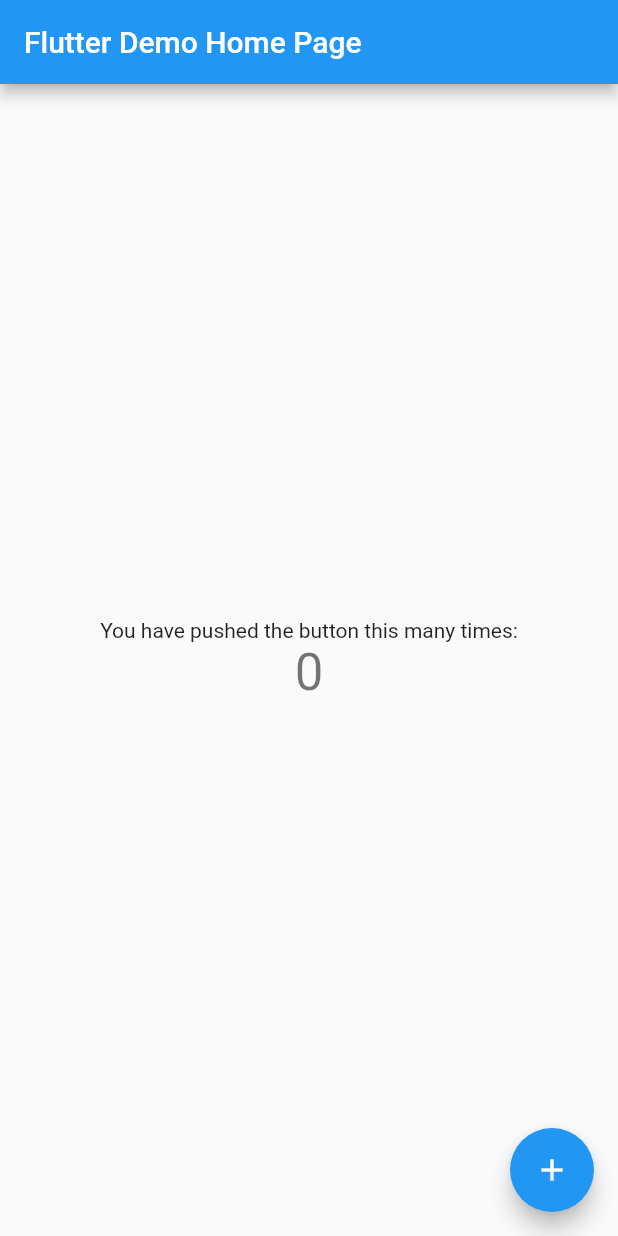
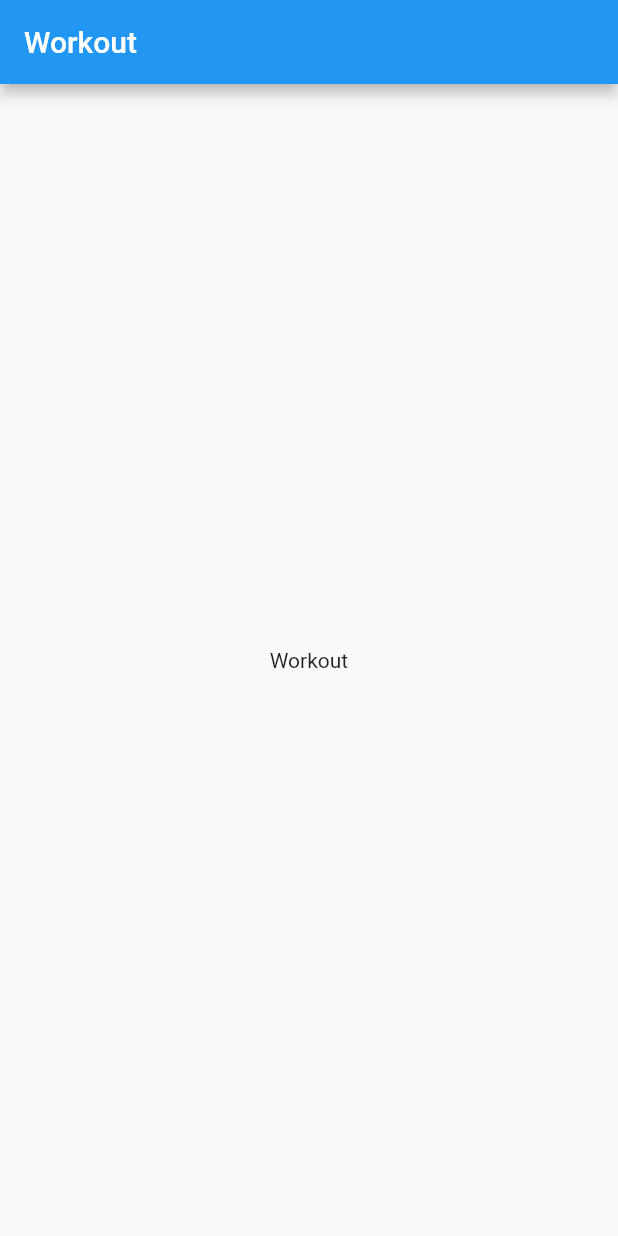
Before and after one commit to sheheryarkhan501/magic_tech_app, a Flutter app: the screen it shows after launch, on a phone screen of 412 x 824 dp. Run offline on Flutter 3.47's test engine with Material 2 defaults, Android fonts, the light colour scheme and no system bars; our stand-ins replace get.

Commit message:
basic structure defined, moving towards next steps

```diff
--- a/lib/main.dart
+++ b/lib/main.dart
@@ -1,4 +1,5 @@
 import 'package:flutter/material.dart';
+import 'package:magic_tech_app/views/screens/workout_screen.dart';
 
 void main() {
   runApp(const MyApp());
@@ -11,105 +12,12 @@
   @override
   Widget build(BuildContext context) {
     return MaterialApp(
-      title: 'Flutter Demo',
+      title: 'Magic',
       theme: ThemeData(
-        // This is the theme of your application.
-        //
-        // Try running your application with "flutter run". You'll see the
-        // application has a blue toolbar. Then, without quitting the app, try
-        // changing the primarySwatch below to Colors.green and then invoke
-        // "hot reload" (press "r" in the console where you ran "flutter run",
-        // or simply save your changes to "hot reload" in a Flutter IDE).
-        // Notice that the counter didn't reset back to zero; the application
-        // is not restarted.
+
         primarySwatch: Colors.blue,
       ),
-      home: const MyHomePage(title: 'Flutter Demo Home Page'),
+      home: WorkoutScreen(),
     );
   }
 }
-
-class MyHomePage extends StatefulWidget {
-  const MyHomePage({super.key, required this.title});
-
-  // This widget is the home page of your application. It is stateful, meaning
-  // that it has a State object (defined below) that contains fields that affect
-  // how it looks.
-
-  // This class is the configuration for the state. It holds the values (in this
-  // case the title) provided by the parent (in this case the App widget) and
-  // used by the build method of the State. Fields in a Widget subclass are
-  // always marked "final".
-
-  final String title;
-
-  @override
-  State<MyHomePage> createState() => _MyHomePageState();
-}
-
-class _MyHomePageState extends State<MyHomePage> {
-  int _counter = 0;
-
-  void _incrementCounter() {
-    setState(() {
-      // This call to setState tells the Flutter framework that something has
-      // changed in this State, which causes it to rerun the build method below
-      // so that the display can reflect the updated values. If we changed
-      // _counter without calling setState(), then the build method would not be
-      // called again, and so nothing would appear to happen.
-      _counter++;
-    });
-  }
-
-  @override
-  Widget build(BuildContext context) {
-    // This method is rerun every time setState is called, for instance as done
-    // by the _incrementCounter method above.
-    //
-    // The Flutter framework has been optimized to make rerunning build methods
-    // fast, so that you can just rebuild anything that needs updating rather
-    // than having to individually change instances of widgets.
-    return Scaffold(
-      appBar: AppBar(
-        // Here we take the value from the MyHomePage object that was created by
-        // the App.build method, and use it to set our appbar title.
-        title: Text(widget.title),
-      ),
-      body: Center(
-        // Center is a layout widget. It takes a single child and positions it
-        // in the middle of the parent.
-        child: Column(
-          // Column is also a layout widget. It takes a list of children and
-          // arranges them vertically. By default, it sizes itself to fit its
-          // children horizontally, and tries to be as tall as its parent.
-          //
-          // Invoke "debug painting" (press "p" in the console, choose the
-          // "Toggle Debug Paint" action from the Flutter Inspector in Android
-          // Studio, or the "Toggle Debug Paint" command in Visual Studio Code)
-          // to see the wireframe for each widget.
-          //
-          // Column has various properties to control how it sizes itself and
-          // how it positions its children. Here we use mainAxisAlignment to
-          // center the children vertically; the main axis here is the vertical
-          // axis because Columns are vertical (the cross axis would be
-          // horizontal).
-          mainAxisAlignment: MainAxisAlignment.center,
-          children: <Widget>[
-            const Text(
-              'You have pushed the button this many times:',
-            ),
-            Text(
-              '$_counter',
-              style: Theme.of(context).textTheme.headline4,
-            ),
-          ],
-        ),
-      ),
-      floatingActionButton: FloatingActionButton(
-        onPressed: _incrementCounter,
-        tooltip: 'Increment',
-        child: const Icon(Icons.add),
-      ), // This trailing comma makes auto-formatting nicer for build methods.
-    );
-  }
-}
--- /dev/null
+++ b/lib/views/screens/workout_list_screen.dart
@@ -0,0 +1,20 @@
+
+import 'package:flutter/material.dart';
+import 'package:flutter/src/widgets/container.dart';
+import 'package:flutter/src/widgets/framework.dart';
+
+class WorkoutListScreen extends StatelessWidget {
+  const WorkoutListScreen({super.key});
+
+  @override
+  Widget build(BuildContext context) {
+    return Scaffold(
+      appBar: AppBar(
+        title: const Text('Workout List'),
+      ),
+      body: const Center(
+        child: Text('Workout List'),
+      ),
+    );
+  }
+}
--- /dev/null
+++ b/lib/views/screens/workout_screen.dart
@@ -0,0 +1,17 @@
+import 'package:flutter/material.dart';
+
+class WorkoutScreen extends StatelessWidget {
+  const WorkoutScreen({Key? key}) : super(key: key);
+
+  @override
+  Widget build(BuildContext context) {
+    return Scaffold(
+      appBar: AppBar(
+        title: const Text('Workout'),
+      ),
+      body: const Center(
+        child: Text('Workout'),
+      ),
+    );
+  }
+}
--- a/pubspec.yaml
+++ b/pubspec.yaml
@@ -47,6 +47,8 @@
   # package. See that file for information about deactivating specific lint
   # rules and activating additional ones.
   flutter_lints: ^2.0.0
+  get: ^4.6.5
+
 
 # For information on the generic Dart part of this file, see the
 # following page: https://dart.dev/tools/pub/pubspec
```
Also changed, not shown: lib/controllers/workout_controller.dart (added, +40 -0 lines), lib/models/workout_model.dart (added, +40 -0 lines), lib/services/workout_services.dart (added), pubspec.lock.
